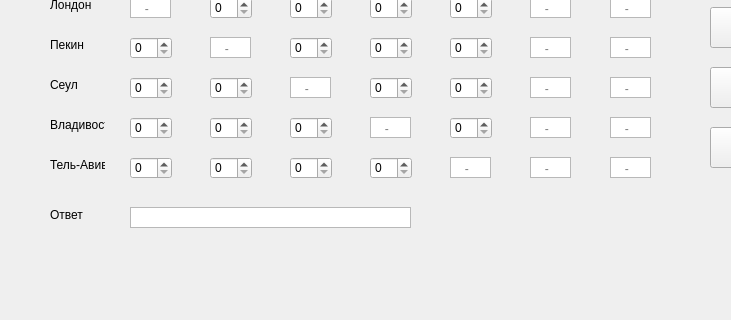
First picture: the form in 1.ui, repository O1Dii/Saipis-1, before the edit; both pictures show x 0 to 731 and y 93 to 413 of the 839 by 413 pixel window.
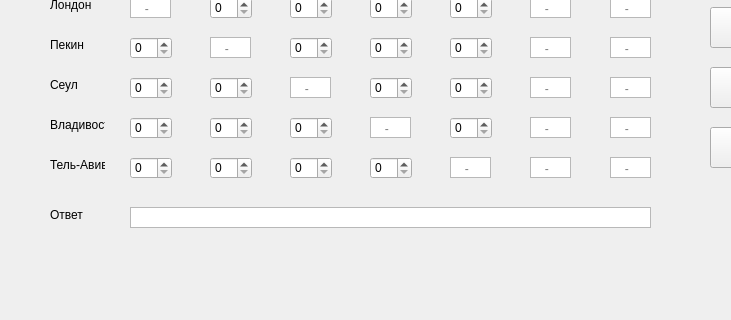
Second picture: the form after the edit.

The edit to the form file:
```diff
--- a/1.ui
+++ b/1.ui
@@ -938,7 +938,7 @@
      <rect>
       <x>130</x>
       <y>300</y>
-      <width>281</width>
+      <width>521</width>
       <height>21</height>
      </rect>
     </property>
```
Left out of the diff: 2 changed lines with no effect on the pictures.
